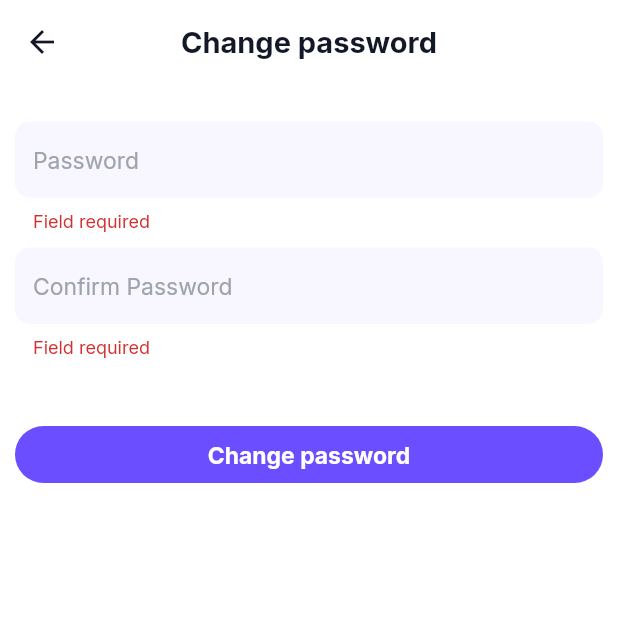
After one commit to mimib00/o_mejor_oferta, a Flutter app: the PasswordReset screen opened by its route, after a tap on "Change password", on a phone screen of 412 x 824 dp, the top half of it. The commit adds this screen. Run offline on Flutter 3.47's test engine with Material 2 defaults, Android fonts, the phone set to English and light mode, and no system bars; our stand-ins replace cached_network_image, carousel_slider, dio, firebase_core, firebase_messaging, firebase_storage and 17 more; missing offline and left inert: flutter_stripe, latlng, map; accounts and stored records are empty; network calls fail; statements that could not run were skipped.

Commit message:
reset password working

```diff
--- a/lib/core/routes/routes.dart
+++ b/lib/core/routes/routes.dart
@@ -8,6 +8,8 @@ import 'package:mejor_oferta/views/auth/register.dart';
 import 'package:mejor_oferta/views/boost/boost.dart';
 import 'package:mejor_oferta/views/boost/boost_how.dart';
 import 'package:mejor_oferta/views/dashboard/dashboard.dart';
+import 'package:mejor_oferta/views/forgot/forgot.dart';
+import 'package:mejor_oferta/views/forgot/password_rest.dart';
 import 'package:mejor_oferta/views/inbox/chat_room.dart';
 import 'package:mejor_oferta/views/inbox/report.dart';
 import 'package:mejor_oferta/views/offer/my_offers.dart';
@@ -37,6 +39,8 @@ class Routes {
   static const dashboard = "/dashboard";
   static const boost = "/boost";
   static const boostHow = "/boost/how";
+  static const forgot = "/forgot/";
+  static const changePassword = "/forgot/change";
 
   static List<GetPage<dynamic>> allRoutes = [
     GetPage<Widget>(name: root, page: () => const RootScreen(), binding: NavigationBinding()),
@@ -56,5 +60,7 @@ class Routes {
     GetPage<Widget>(name: boostHow, page: () => const BoostHowScreen()),
     GetPage<Widget>(name: inboxReport, page: () => const ChatReport()),
     GetPage<Widget>(name: postReport, page: () => const ListingReport()),
+    GetPage<Widget>(name: forgot, page: () => ForgotPassword()),
+    GetPage<Widget>(name: changePassword, page: () => PasswordReset()),
   ];
 }
--- /dev/null
+++ b/lib/views/forgot/password_rest.dart
@@ -0,0 +1,133 @@
+import 'dart:developer';
+
+import 'package:dio/dio.dart';
+import 'package:flutter/material.dart';
+import 'package:fluttertoast/fluttertoast.dart';
+import 'package:get/get.dart';
+import 'package:mejor_oferta/core/api/authenticator.dart';
+import 'package:mejor_oferta/core/config.dart';
+import 'package:mejor_oferta/core/routes/routes.dart';
+import 'package:mejor_oferta/meta/utils/constants.dart';
+import 'package:mejor_oferta/meta/widgets/loader.dart';
+import 'package:responsive_sizer/responsive_sizer.dart';
+
+class PasswordReset extends StatelessWidget {
+  PasswordReset({super.key});
+
+  final GlobalKey<FormState> form = GlobalKey();
+
+  final TextEditingController password = TextEditingController();
+  final TextEditingController confirmPassword = TextEditingController();
+
+  final dio = Dio();
+
+  final phone = Get.parameters["phone"];
+
+  Future<void> resetPassword() async {
+    try {
+      Loader.instance.showCircularProgressIndicatorWithText();
+      const url = "$baseUrl/authentication/users/reset-password/";
+
+      await dio.post(
+        url,
+        data: {
+          "phone_number": phone,
+          "password": password.text.trim(),
+        },
+      );
+      Get.back();
+      Get.offAllNamed(Routes.login);
+    } on DioError catch (e, stackTrace) {
+      Get.back();
+      debugPrintStack(stackTrace: stackTrace);
+      log(e.response!.data.toString());
+      Fluttertoast.showToast(msg: e.message);
+    } catch (e, stackTrace) {
+      Get.back();
+      log(e.toString());
+      debugPrintStack(stackTrace: stackTrace);
+      Fluttertoast.showToast(msg: e.toString());
+    }
+  }
+
+  @override
+  Widget build(BuildContext context) {
+    return Scaffold(
+      appBar: AppBar(
+        title: const Text("Change password"),
+      ),
+      body: Form(
+        key: form,
+        child: Padding(
+          padding: const EdgeInsets.symmetric(horizontal: 10, vertical: 5),
+          child: Column(
+            children: [
+              const SizedBox(height: 20),
+              TextFormField(
+                controller: password,
+                keyboardType: TextInputType.visiblePassword,
+                obscureText: true,
+                validator: (value) {
+                  if (value == null || value.isEmpty) return "Field required";
+                  if (value.length < 8) return "Password must be more then 8 characters long";
+                  return null;
+                },
+                decoration: InputDecoration(
+                  hintText: "Password",
+                  isDense: true,
+                  border: OutlineInputBorder(
+                    borderSide: BorderSide.none,
+                    borderRadius: BorderRadius.circular(10),
+                  ),
+                  fillColor: kPrimaryColor5,
+                  filled: true,
+                ),
+              ),
+              const SizedBox(height: 10),
+              TextFormField(
+                controller: confirmPassword,
+                keyboardType: TextInputType.visiblePassword,
+                obscureText: true,
+                validator: (value) {
+                  if (value == null || value.isEmpty) return "Field required";
+                  if (value != password.text.trim()) return "Passwords don't match";
+                  return null;
+                },
+                decoration: InputDecoration(
+                  hintText: "Confirm Password",
+                  isDense: true,
+                  border: OutlineInputBorder(
+                    borderSide: BorderSide.none,
+                    borderRadius: BorderRadius.circular(10),
+                  ),
+                  fillColor: kPrimaryColor5,
+                  filled: true,
+                ),
+              ),
+              const SizedBox(height: 40),
+              Row(
+                mainAxisAlignment: MainAxisAlignment.center,
+                children: [
+                  Expanded(
+                    child: ElevatedButton(
+                      onPressed: () {
+                        if (form.currentState!.validate()) {
+                          resetPassword();
+                        }
+                      },
+                      style: ElevatedButton.styleFrom(
+                        padding: EdgeInsets.symmetric(horizontal: 10.w, vertical: 10),
+                        textStyle: headline3.copyWith(fontWeight: FontWeight.bold),
+                      ),
+                      child: const Text("Change password"),
+                    ),
+                  ),
+                ],
+              ),
+            ],
+          ),
+        ),
+      ),
+    );
+  }
+}
```
Also changed, not shown: lib/views/OTP/otp.dart (+19 -4 lines), lib/views/auth/login.dart (+10 -7 lines), lib/views/forgot/forgot.dart (added, +71 -0 lines), lib/views/home/home.dart (+0 -61 lines).
